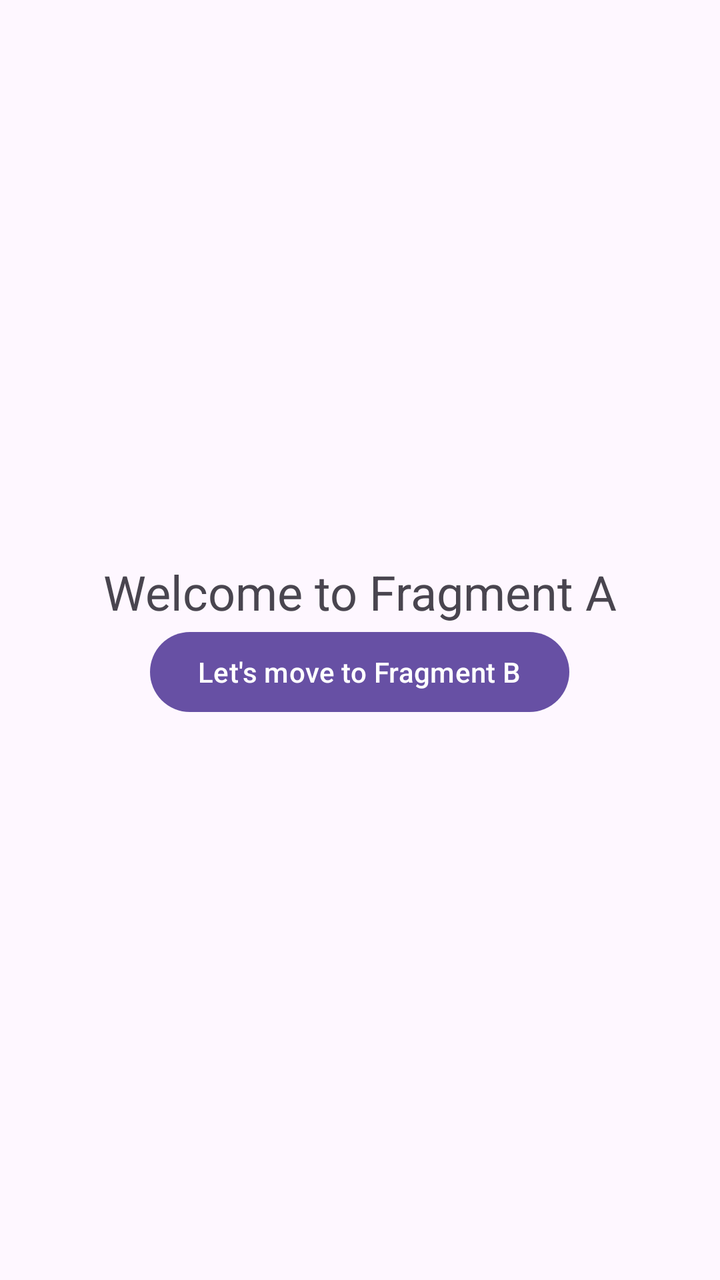
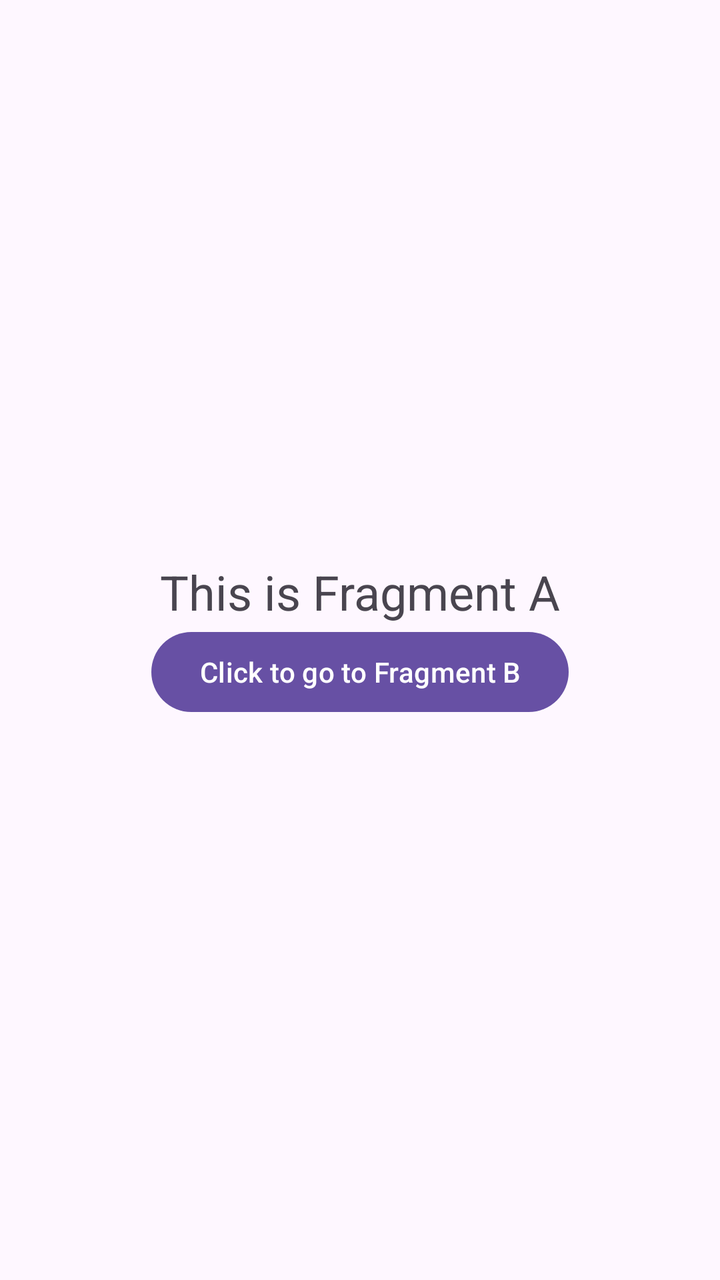

An Android layout rendered at two revisions. The XML below is the earlier revision; the diff shows what the commit changed to produce the second picture.
<!-- AndroidManifest.xml: application theme Theme.Assesment1 -->
<!-- res/layout/fragment_a.xml -->
<?xml version="1.0" encoding="utf-8"?>
<LinearLayout xmlns:android="http://schemas.android.com/apk/res/android"
    android:layout_width="match_parent"
    android:layout_height="match_parent"
    android:gravity="center"
    android:orientation="vertical">

    <TextView
        android:id="@+id/txt1"
        android:layout_width="wrap_content"
        android:layout_height="wrap_content"
        android:text="Welcome to Fragment A"
        android:textSize="24sp" />

    <Button
        android:id="@+id/btnMove"
        android:layout_width="wrap_content"
        android:layout_height="wrap_content"
        android:text="Let's move to Fragment B"/>
</LinearLayout>
<!-- resources referenced by this layout -->
<resources>
  <style name="Theme.Assesment1" parent="Theme.MaterialComponents.DayNight.DarkActionBar">
          
          <item name="colorPrimary">@color/purple_500</item>
          <item name="colorPrimaryVariant">@color/purple_700</item>
          <item name="colorOnPrimary">@color/white</item>
          
          <item name="colorSecondary">@color/teal_200</item>
          <item name="colorSecondaryVariant">@color/teal_700</item>
          <item name="colorOnSecondary">@color/black</item>
          
          <item name="android:statusBarColor">?attr/colorPrimaryVariant</item>
          
      </style>
  <color name="purple_500">#FF6200EE</color>
  <color name="purple_700">#FF3700B3</color>
  <color name="white">#FFFFFFFF</color>
  <color name="teal_200">#FF03DAC5</color>
  <color name="teal_700">#FF018786</color>
  <color name="black">#FF000000</color>
</resources>

<!-- the commit's change to res/layout/fragment_a.xml (unified diff, before → after) -->
@@ -9,12 +9,12 @@
         android:id="@+id/txt1"
         android:layout_width="wrap_content"
         android:layout_height="wrap_content"
-        android:text="Welcome to Fragment A"
+        android:text="This is Fragment A"
         android:textSize="24sp" />
 
     <Button
         android:id="@+id/btnMove"
         android:layout_width="wrap_content"
         android:layout_height="wrap_content"
-        android:text="Let's move to Fragment B"/>
+        android:text="Click to go to Fragment B"/>
 </LinearLayout>
